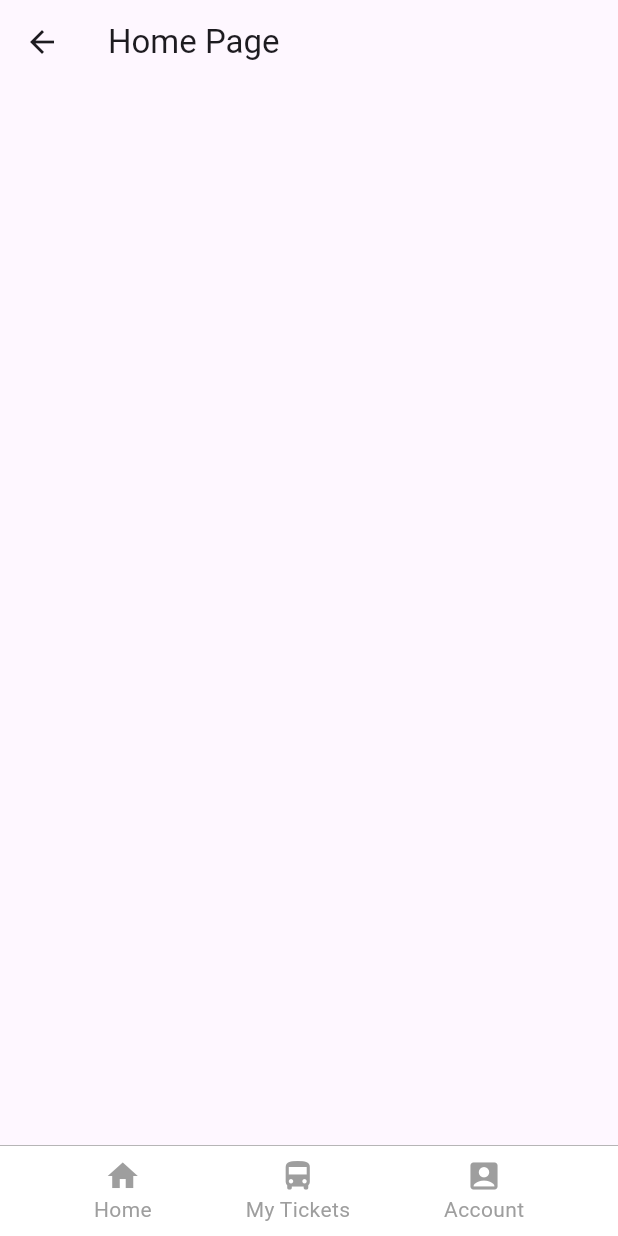
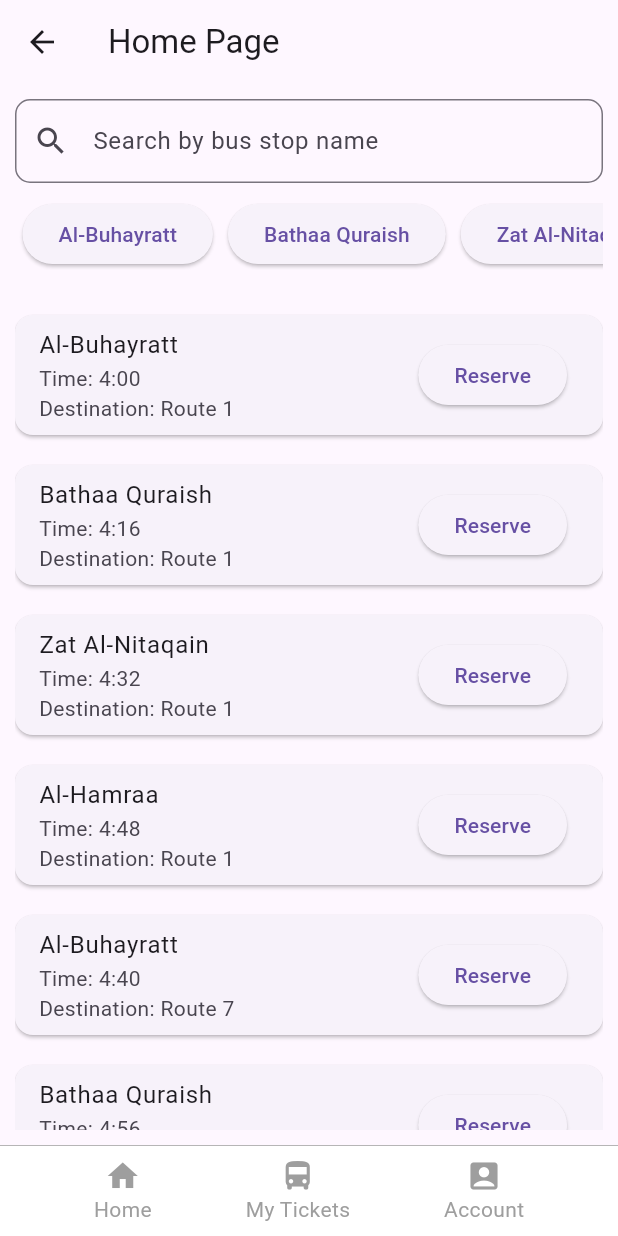
Before and after one commit to cpit252-fall-24-IT2/project-makkahpath, a Flutter app: the HomePage screen opened directly, on a phone screen of 412 x 824 dp. Run offline on Flutter 3.47's test engine with Material 3 defaults, Android fonts, the light colour scheme and no system bars; our stand-ins replace sqflite, sqflite_common_ffi; accounts and stored records are empty.

Commit message:
Added JSON file for Bus Station data & Done Home Screen

```diff
--- a/lib/Screens/HomeScreen.dart
+++ b/lib/Screens/HomeScreen.dart
@@ -1,15 +1,141 @@
+import 'dart:convert';
 import 'package:flutter/material.dart';
+import 'package:flutter/services.dart';
 import 'package:makkah_app/Screens/HomePageNavigation.dart';
 import 'package:makkah_app/Widgets/BottomButton.dart';
 
-class HomePage extends StatelessWidget {
- @override
+class HomePage extends StatefulWidget {
+  @override
+  _HomePageState createState() => _HomePageState();
+}
+
+class _HomePageState extends State<HomePage> {
+  final BottomButton renderer = BasicButtonRenderer();
+  final List<Map<String, dynamic>> busStops = [];
+  final Set<String> uniqueStopNames = {}; // To ensure unique bus stop names
+  String selectedStop = "";
+  bool isLoading = true;
+
+  @override
+  void initState() {
+    super.initState();
+    loadBusStops();
+  }
+
+  Future<void> loadBusStops() async {
+    try {
+      // Load JSON file
+      final String jsonString = await rootBundle.loadString('assets/bus_route_data.json');
+      final Map<String, dynamic> jsonData = json.decode(jsonString);
+
+      // Extract bus stops from JSON data
+      List<Map<String, dynamic>> stops = [];
+      for (var route in jsonData['routes']) {
+        for (var stop in route['bus_stops']) {
+          // Only add unique stop names
+          if (!uniqueStopNames.contains(stop['stop_name'])) {
+            uniqueStopNames.add(stop['stop_name']);
+          }
+          // Add all stops for listing
+          stops.add({
+            "name": stop['stop_name'],
+            "time": stop['times'][0], // Picking the first time for display
+            "destination": "Route ${route['route_number']}"
+          });
+        }
+      }
+
+      setState(() {
+        busStops.addAll(stops);
+        isLoading = false;
+      });
+    } catch (e) {
+      print("Error loading bus stops: $e");
+    }
+  }
+
+  @override
   Widget build(BuildContext context) {
-    final BottomButton renderer = BasicButtonRenderer();
     final HomePageNavigation pageNavigation = HomePageNavigation(context, renderer);
 
+    // Filter bus stops based on the search or selected stop
+    List<Map<String, dynamic>> filteredStops = selectedStop.isEmpty
+        ? busStops
+        : busStops
+            .where((stop) => stop["name"].toLowerCase().contains(selectedStop.toLowerCase()))
+            .toList();
+
     return Scaffold(
-      appBar: AppBar(title: Text('Home Page')),
+      appBar: AppBar(title: const Text('Home Page')),
+      body: isLoading
+          ? const Center(child: CircularProgressIndicator())
+          : Padding(
+              padding: const EdgeInsets.all(10.0),
+              child: Column(
+                children: [
+                  // Search Bar
+                  TextField(
+                    decoration: InputDecoration(
+                      hintText: 'Search by bus stop name',
+                      border: OutlineInputBorder(
+                        borderRadius: BorderRadius.circular(10.0),
+                      ),
+                      prefixIcon: const Icon(Icons.search),
+                    ),
+                    onChanged: (value) {
+                      setState(() {
+                        selectedStop = value;
+                      });
+                    },
+                  ),
+                  const SizedBox(height: 10),
+
+                  // Horizontal Scrollable Buttons for Unique Stops
+                  SingleChildScrollView(
+                    scrollDirection: Axis.horizontal,
+                    child: Row(
+                      children: uniqueStopNames.map((name) {
+                        return Padding(
+                          padding: const EdgeInsets.symmetric(horizontal: 5.0),
+                          child: ElevatedButton(
+                            onPressed: () {
+                              setState(() {
+                                selectedStop = name;
+                              });
+                            },
+                            child: Text(name),
+                          ),
+                        );
+                      }).toList(),
+                    ),
+                  ),
+                  const SizedBox(height: 20),
+
+                  // Display Bus Stops
+                  Expanded(
+                    child: ListView.builder(
+                      itemCount: filteredStops.length,
+                      itemBuilder: (context, index) {
+                        final stop = filteredStops[index];
+                        return Card(
+                          margin: const EdgeInsets.symmetric(vertical: 10.0),
+                          child: ListTile(
+                            title: Text(stop["name"]),
+                            subtitle: Text('Time: ${stop["time"]}\nDestination: ${stop["destination"]}'),
+                            trailing: ElevatedButton(
+                              onPressed: () {
+                                // Reservation logic here
+                              },
+                              child: const Text('Reserve'),
+                            ),
+                          ),
+                        );
+                      },
+                    ),
+                  ),
+                ],
+              ),
+            ),
 
       bottomNavigationBar: Container(
         padding: const EdgeInsets.symmetric(vertical: 8.0),
--- a/pubspec.yaml
+++ b/pubspec.yaml
@@ -63,6 +63,7 @@ flutter:
 
   assets:
   - assets/Burg_Al-Saa background.JPG
+  - assets/bus_route_data.json
 
   # To add assets to your application, add an assets section, like this:
   # assets:
```
Also changed, not shown: assets/bus_route_data.json (added, +116 -0 lines), pubspec.lock, 1 other file.
